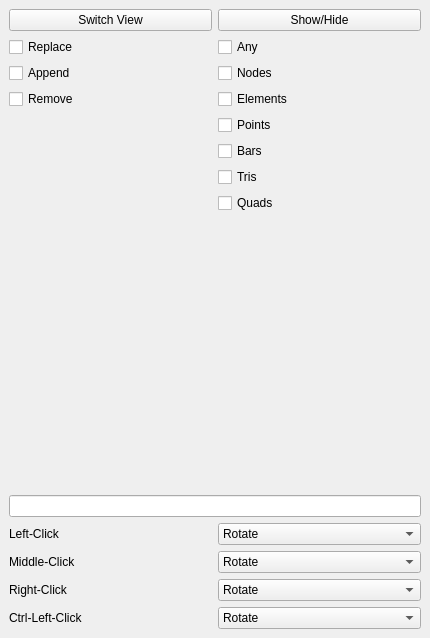
Qt form fem_post/application/core/plugins/vtk_selections_test/vtk_selections_test_ui.ui (MRedAero/FEMAnalysisTool) before a commit.
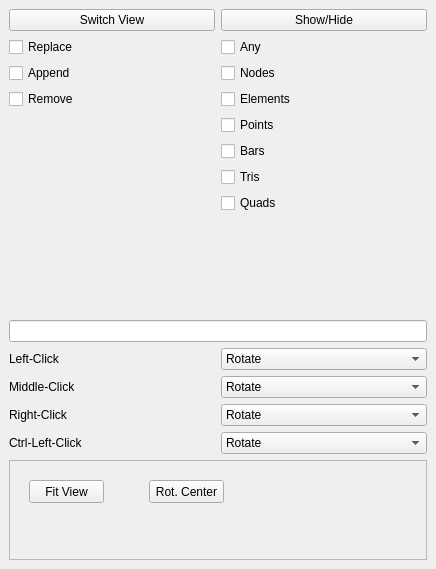
The same form after that commit.

The edit to the form file:
```diff
--- a/fem_post/application/core/plugins/vtk_selections_test/vtk_selections_test_ui.ui
+++ b/fem_post/application/core/plugins/vtk_selections_test/vtk_selections_test_ui.ui
@@ -6,8 +6,8 @@
    <rect>
     <x>0</x>
     <y>0</y>
-    <width>430</width>
-    <height>638</height>
+    <width>436</width>
+    <height>569</height>
    </rect>
   </property>
   <property name="windowTitle">
@@ -393,6 +393,48 @@
       </item>
      </layout>
     </item>
+    <item row="1" column="0">
+     <widget class="QFrame" name="frame">
+      <property name="minimumSize">
+       <size>
+        <width>0</width>
+        <height>100</height>
+       </size>
+      </property>
+      <property name="frameShape">
+       <enum>QFrame::StyledPanel</enum>
+      </property>
+      <property name="frameShadow">
+       <enum>QFrame::Raised</enum>
+      </property>
+      <widget class="QPushButton" name="btn_fit_view">
+       <property name="geometry">
+        <rect>
+         <x>20</x>
+         <y>20</y>
+         <width>75</width>
+         <height>23</height>
+        </rect>
+       </property>
+       <property name="text">
+        <string>Fit View</string>
+       </property>
+      </widget>
+      <widget class="QPushButton" name="btn_rotation_center">
+       <property name="geometry">
+        <rect>
+         <x>140</x>
+         <y>20</y>
+         <width>75</width>
+         <height>23</height>
+        </rect>
+       </property>
+       <property name="text">
+        <string>Rot. Center</string>
+       </property>
+      </widget>
+     </widget>
+    </item>
    </layout>
   </widget>
  </widget>
```
